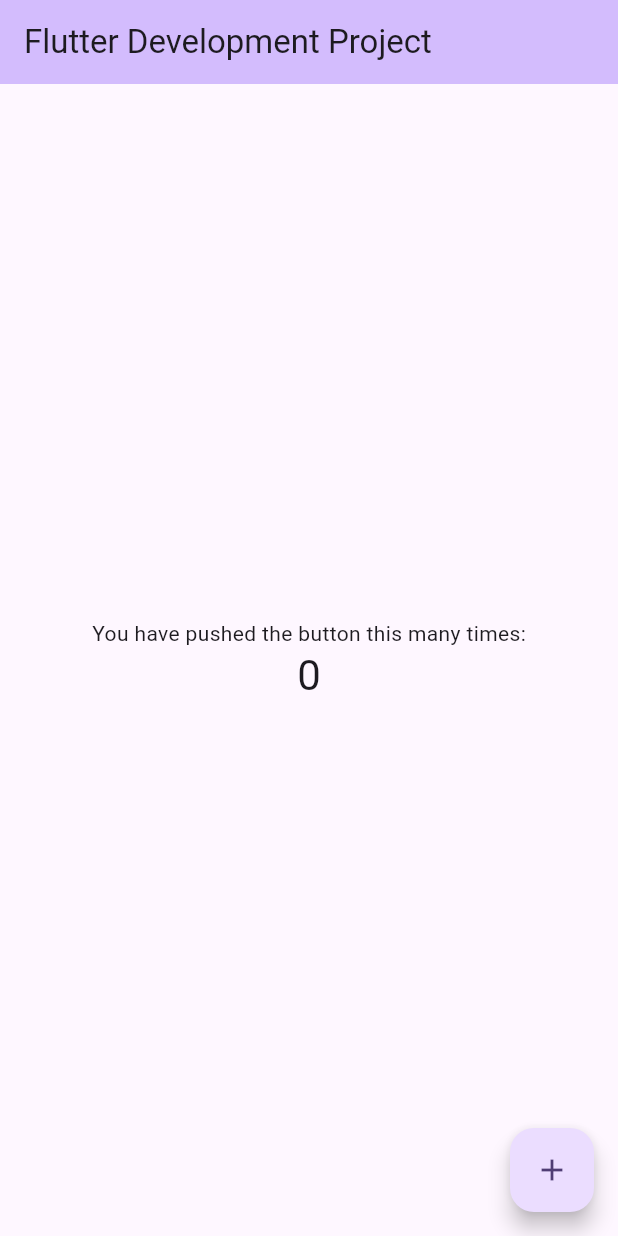
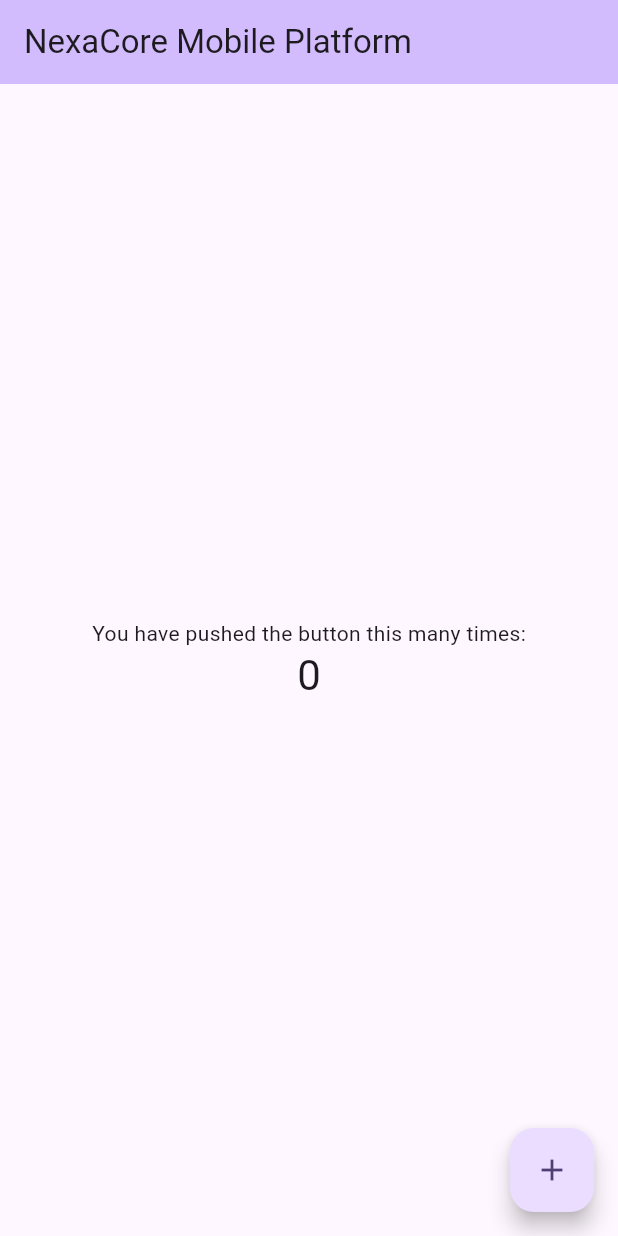
Before and after one commit to manivardhan7/flutter-development-project, a Flutter app: the screen it shows after launch, on a phone screen of 412 x 824 dp. Run offline on Flutter 3.47's test engine with Material 3 defaults, Android fonts, the phone set to English and light mode, and no system bars.

Commit message:
Update main.dart - Change app title to NexaCore Mobile Platform

```diff
--- a/lib/main.dart
+++ b/lib/main.dart
@@ -10,12 +10,12 @@ class MyApp extends StatelessWidget {
   @override
   Widget build(BuildContext context) {
     return MaterialApp(
-      title: 'Flutter Development Project',
+      title: 'NexaCore Mobile Platform',
       theme: ThemeData(
         colorScheme: ColorScheme.fromSeed(seedColor: Colors.deepPurple),
         useMaterial3: true,
       ),
-      home: const MyHomePage(title: 'Flutter Development Project'),
+      home: const MyHomePage(title: 'NexaCore Mobile Platform'),
     );
   }
 }
```
